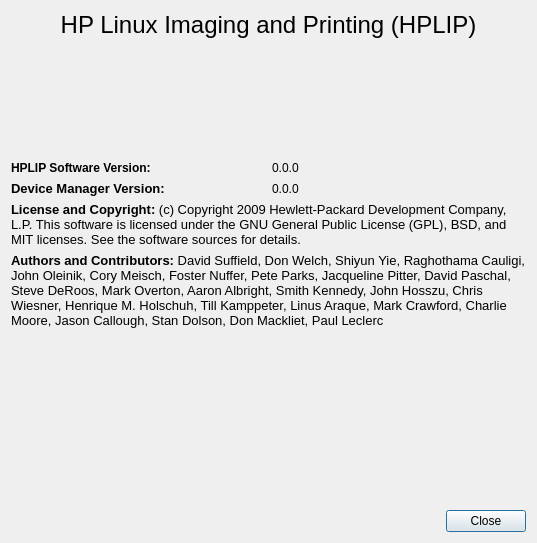
Before: the Qt Designer form ui4/aboutdialog_base.ui in jpopelka/hplip, drawn with Qt 5.
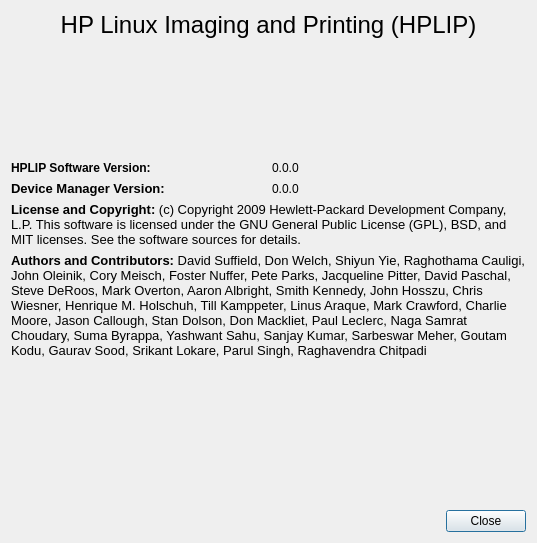
After: the same form once the commit is applied.

The edit to the form file:
```diff
--- a/ui4/aboutdialog_base.ui
+++ b/ui4/aboutdialog_base.ui
@@ -157,7 +157,7 @@
       <string>&lt;html>&lt;head>&lt;meta name="qrichtext" content="1" />&lt;style type="text/css">
 p, li { white-space: pre-wrap; }
 &lt;/style>&lt;/head>&lt;body style=" font-family:'DejaVu Sans'; font-size:10pt; font-weight:400; font-style:normal;">
-&lt;p style=" margin-top:0px; margin-bottom:0px; margin-left:0px; margin-right:0px; -qt-block-indent:0; text-indent:0px;">&lt;span style=" font-weight:600;">Authors and Contributors:&lt;/span> David Suffield, Don Welch, Shiyun Yie, Raghothama Cauligi, John Oleinik, Cory Meisch, Foster Nuffer, Pete Parks, Jacqueline Pitter, David Paschal, Steve DeRoos, Mark Overton, Aaron Albright, Smith Kennedy, John Hosszu, Chris Wiesner, Henrique M. Holschuh, Till Kamppeter, Linus Araque, Mark Crawford, Charlie Moore, Jason Callough, Stan Dolson, Don Mackliet, Paul Leclerc&lt;/p>&lt;/body>&lt;/html></string>
+&lt;p style=" margin-top:0px; margin-bottom:0px; margin-left:0px; margin-right:0px; -qt-block-indent:0; text-indent:0px;">&lt;span style=" font-weight:600;">Authors and Contributors:&lt;/span> David Suffield, Don Welch, Shiyun Yie, Raghothama Cauligi, John Oleinik, Cory Meisch, Foster Nuffer, Pete Parks, Jacqueline Pitter, David Paschal, Steve DeRoos, Mark Overton, Aaron Albright, Smith Kennedy, John Hosszu, Chris Wiesner, Henrique M. Holschuh, Till Kamppeter, Linus Araque, Mark Crawford, Charlie Moore, Jason Callough, Stan Dolson, Don Mackliet, Paul Leclerc, Naga Samrat Choudary, Suma Byrappa, Yashwant Sahu, Sanjay Kumar, Sarbeswar Meher, Goutam Kodu, Gaurav Sood, Srikant Lokare, Parul Singh, Raghavendra Chitpadi&lt;/p>&lt;/body>&lt;/html></string>
      </property>
      <property name="wordWrap" >
       <bool>true</bool>
```
